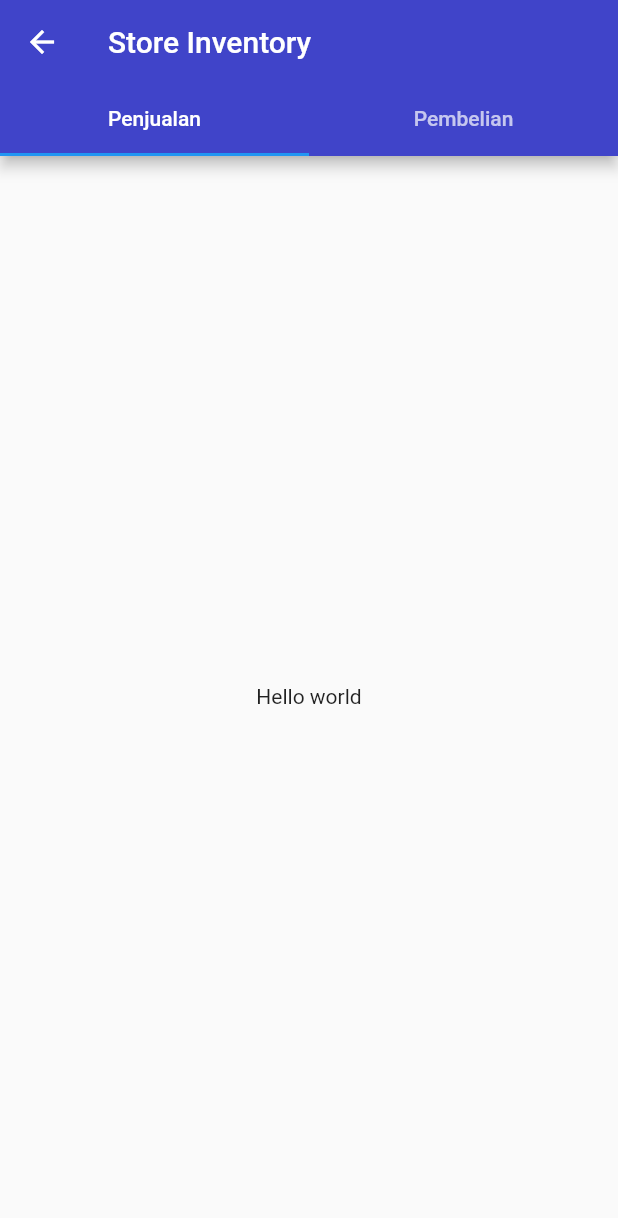
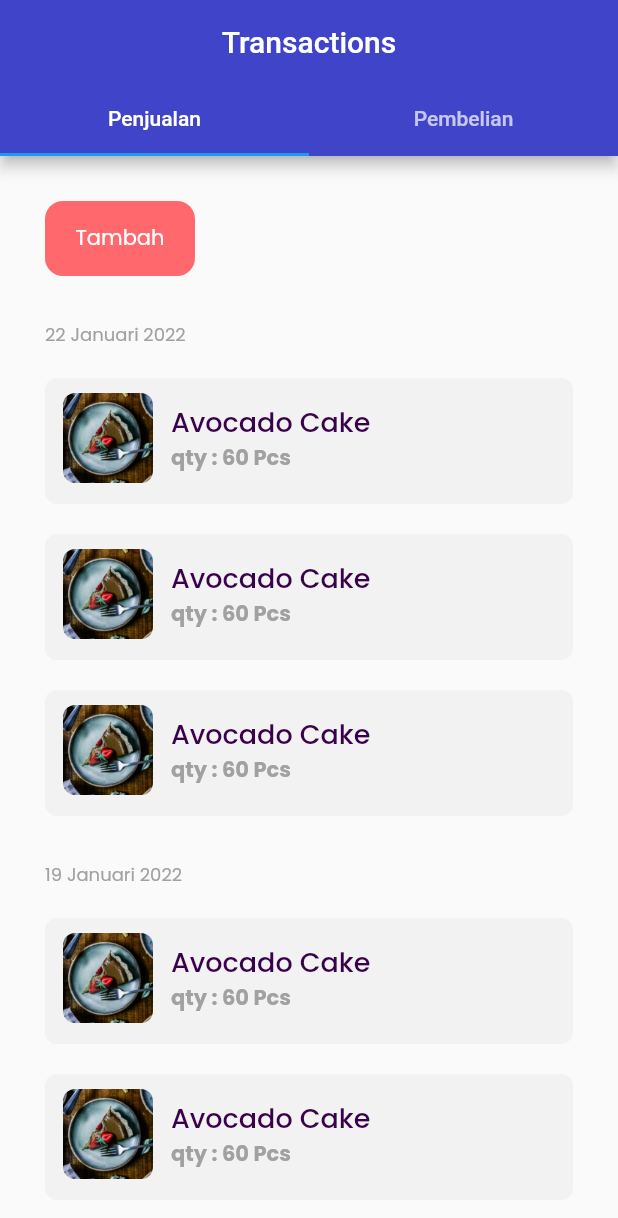
Before and after one commit to teguhkrniawan/e-Inventory, a Flutter app: the TransactionPage screen opened by its route, on a phone screen of 412 x 824 dp. Shown: the top 1218 px of the screen. Run offline on Flutter 3.47's test engine with Material 2 defaults, Android fonts, the phone set to English and light mode, and no system bars; our stand-ins replace flutter_svg, google_fonts.

Commit message:
Melengkapi transaction fitur

```diff
--- a/lib/main.dart
+++ b/lib/main.dart
@@ -7,6 +7,8 @@ import 'package:e_inventory/pages/splash_page.dart';
 import 'package:e_inventory/pages/stores/add_material_page.dart';
 import 'package:e_inventory/pages/stores/add_product_page.dart';
 import 'package:e_inventory/pages/stores/mrp_detail_page.dart';
+import 'package:e_inventory/pages/transactions/add_pembelian_page.dart';
+import 'package:e_inventory/pages/transactions/add_penjualan_page.dart';
 import 'package:flutter/material.dart';
 
 void main() {
@@ -29,6 +31,8 @@ class MyApp extends StatelessWidget {
         '/add-product' : (context) => AddProductPage(),
         '/transactions' : (context) => TransactionPage(),
         '/detail-mrp' : (context) => DetailMrpPage(),
+        '/add-pembelian' : (context) => AddPembelianPage(),
+        '/add-penjualan' : (context) => AddPenjualanPage(),
       },
     );
   }
--- a/lib/pages/contents/transaction_page.dart
+++ b/lib/pages/contents/transaction_page.dart
@@ -16,8 +16,9 @@ class _TransactionPageState extends State<TransactionPage> {
       child: Scaffold(
         appBar: AppBar(
           backgroundColor: blueColor,
-          title: Text('Store Inventory'),
-          centerTitle: false,
+          title: Text('Transactions'),
+          centerTitle: true,
+          automaticallyImplyLeading: false,
           bottom: TabBar(
             tabs: [
               Tab(text: 'Penjualan',),
--- a/lib/pages/transactions/penjualan_page.dart
+++ b/lib/pages/transactions/penjualan_page.dart
@@ -1,12 +1,118 @@
 import 'package:flutter/material.dart';
+import 'package:e_inventory/theme.dart';
 
 class PenjualanPage extends StatelessWidget {
 
   @override
   Widget build(BuildContext context) {
+    // widget label
+    Widget label(String text){
+      return Container(
+        margin : EdgeInsets.only(
+          top: defaultMargin,
+          left: defaultMargin,
+          right: defaultMargin
+        ),
+        child: Text(text, style: secondaryTextStyle.copyWith(
+          fontSize: 12
+        ),),
+      );
+    }
+
+    // widget list
+    Widget list(){
+      return Container(
+          margin: EdgeInsets.only(
+            top: 20,
+            left: 30,
+            right: 30
+          ),
+          padding: EdgeInsets.only(
+            top: 10,
+            left: 12,
+            bottom: 14,
+            right: 20
+          ),
+          decoration: BoxDecoration(
+            borderRadius: BorderRadius.circular(8),
+            color: greyColor2
+          ),
+          child: Row(
+            children: [
+              ClipRRect(
+                borderRadius: BorderRadius.circular(8),
+                child: Image.asset(
+                  'assets/avocado_cake.PNG',
+                  width: 60,
+                  height: 60,
+                  fit: BoxFit.cover,
+                ),
+              ),
+              SizedBox(width: 12,),
+              Expanded(
+                child: Column(
+                  crossAxisAlignment: CrossAxisAlignment.start,
+                  children: [
+                    Text('Avocado Cake', style: primaryTextStyle.copyWith(
+                      fontSize: 18,
+                      fontWeight: medium
+                    ),),
+                    Text('qty : 60 Pcs', style: secondaryTextStyle.copyWith(
+                      fontWeight: bold
+                    ),)
+                  ],
+                ),
+              )
+            ],
+          ),
+      );
+    }
+
+    // button tambah produk
+    Widget btnTambahPembelian(){
+      return GestureDetector(
+        onTap: (){
+          Navigator.pushNamed(context, '/add-penjualan');
+        },
+        child: Container(
+          width: 100,
+          height: 50,
+          margin: EdgeInsets.only(
+            left: 30,
+            right: 30,
+            top: 30,
+          ),
+          decoration: BoxDecoration(
+            color: redColor,
+            borderRadius: BorderRadius.circular(12)
+          ),
+          child: Center(child: Text('Tambah', style: whiteTextStyle))
+        ),
+      ) ;
+    }
+
     return Scaffold(
-      body: Center(
-        child: Text('Hello world'),
+      resizeToAvoidBottomInset: false,
+      body: SingleChildScrollView(
+        child: Column(
+          crossAxisAlignment: CrossAxisAlignment.start,
+          children: [
+            btnTambahPembelian(),
+            label('22 Januari 2022'),
+            list(),
+            list(),
+            list(),
+            label('19 Januari 2022'),
+            list(),
+            list(),
+            list(),
+            list(),
+            label('17 Januari 2022'),
+            list(),
+            list(),
+            list(),
+          ],
+        )
       ),
     );
   }
```
Also changed, not shown: lib/pages/transactions/add_pembelian_page.dart (added, +183 -0 lines), lib/pages/transactions/add_penjualan_page.dart (added, +183 -0 lines), lib/pages/transactions/pembelian_page.dart (+110 -2 lines).
